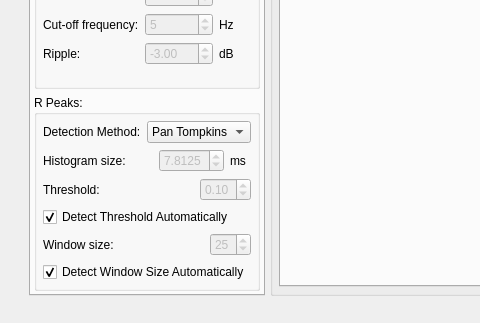
Above: ecganalyzer.ui from mateuszbaran/ECG-analyzer before the change; both pictures show x 0 to 480 and y 294 to 617 of the 922 by 617 pixel window. Below: the same form after it.
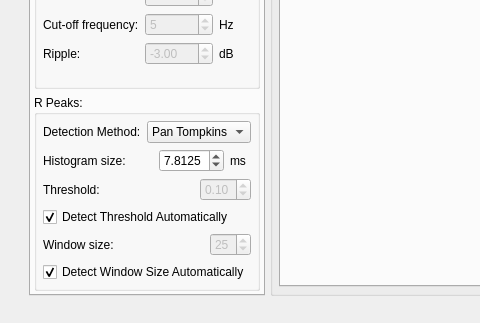
That is the form after the change. The open tabs and pages were chosen to show the change. Icons and pictures are not drawn. Custom widgets are drawn as their Qt base class.

Commit message: * (+) Sygnały i sloty dla ustawania szerokości histogramu

```diff
--- a/ecganalyzer.ui
+++ b/ecganalyzer.ui
@@ -652,7 +652,7 @@
                  <item>
                   <widget class="QDoubleSpinBox" name="doubleSpinBoxRPeaksHistogramSize">
                    <property name="enabled">
-                    <bool>false</bool>
+                    <bool>true</bool>
                    </property>
                    <property name="minimumSize">
                     <size>
```
Left out of the diff: 2 changed lines with no effect on the pictures. The commit also changes 2 other files.
